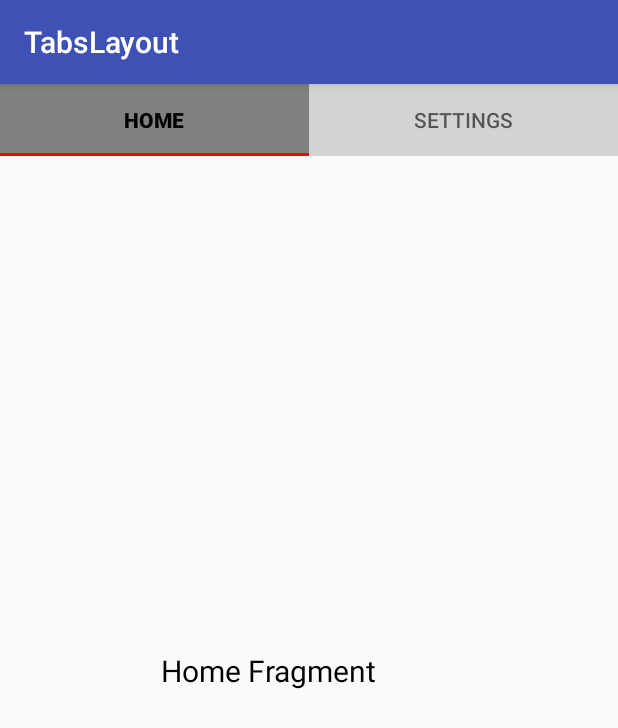
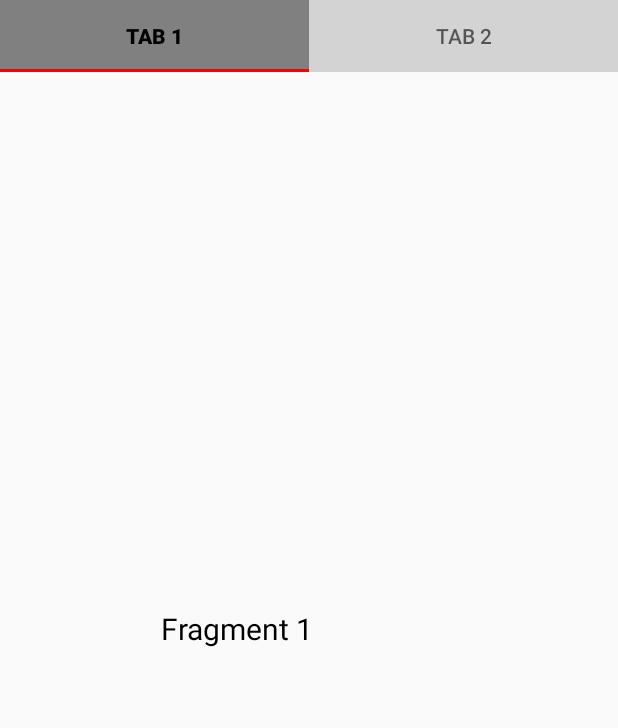
Before and after one commit to SaajidAziz5756/TabsLayoutLab, an Android app: the screen it shows after launch (MainActivity), on a phone screen of 412 x 824 dp. Shown: the top 728 px of the screen. Run offline under Robolectric (Android 15) with nearby library versions, the phone set to English and light mode, and no system bars.

Commit message:
Update the functionality of the tas, disable Menubar and label the tabs to 1 and 2

```diff
--- a/app/src/main/java/john/smith/tabslayout/MainActivity.java
+++ b/app/src/main/java/john/smith/tabslayout/MainActivity.java
@@ -30,15 +30,8 @@ public class MainActivity extends AppCompatActivity {
         TabLayout tabLayout = findViewById(R.id.tabLayout);
         new TabLayoutMediator(tabLayout, viewPager,
                 (tab, position) -> {
-                    // Set custom titles for tabs
-                    switch (position) {
-                        case 0:
-                            tab.setText("Home");
-                            break;
-                        case 1:
-                            tab.setText("Settings");
-                            break;
-                    }
+                    // Customize the tab name based on position/index
+                    tab.setText("Tab " + (position + 1));
                 }
         ).attach();
     }
--- a/app/src/main/res/layout/fragment_home.xml
+++ b/app/src/main/res/layout/fragment_home.xml
@@ -8,7 +8,7 @@
     <TextView
         android:layout_width="197dp"
         android:layout_height="61dp"
-        android:text="Home Fragment"
+        android:text="Fragment 1"
         android:textColor="@color/black"
         android:textFontWeight="@integer/material_motion_duration_medium_2"
         android:textSize="20sp" />
--- a/app/src/main/res/layout/fragment_settings.xml
+++ b/app/src/main/res/layout/fragment_settings.xml
@@ -8,7 +8,7 @@
     <TextView
         android:layout_width="197dp"
         android:layout_height="61dp"
-        android:text="Settings Fragment"
+        android:text="Fragment 2"
         android:textColor="@color/black"
         android:textFontWeight="@integer/material_motion_duration_medium_2"
         android:textSize="20sp" />
--- a/app/src/main/res/values/themes.xml
+++ b/app/src/main/res/values/themes.xml
@@ -5,7 +5,7 @@
         <!-- <item name="colorPrimary">@color/my_light_primary</item> -->
     </style>
 
-    <style name="AppTheme" parent="Theme.AppCompat.Light.DarkActionBar">
+    <style name="AppTheme" parent="Theme.AppCompat.Light.NoActionBar">
         <!-- Customize your theme here. -->
         <item name="colorPrimary">@color/colorPrimary</item>
         <item name="colorPrimaryDark">@color/colorPrimaryDark</item>
```
